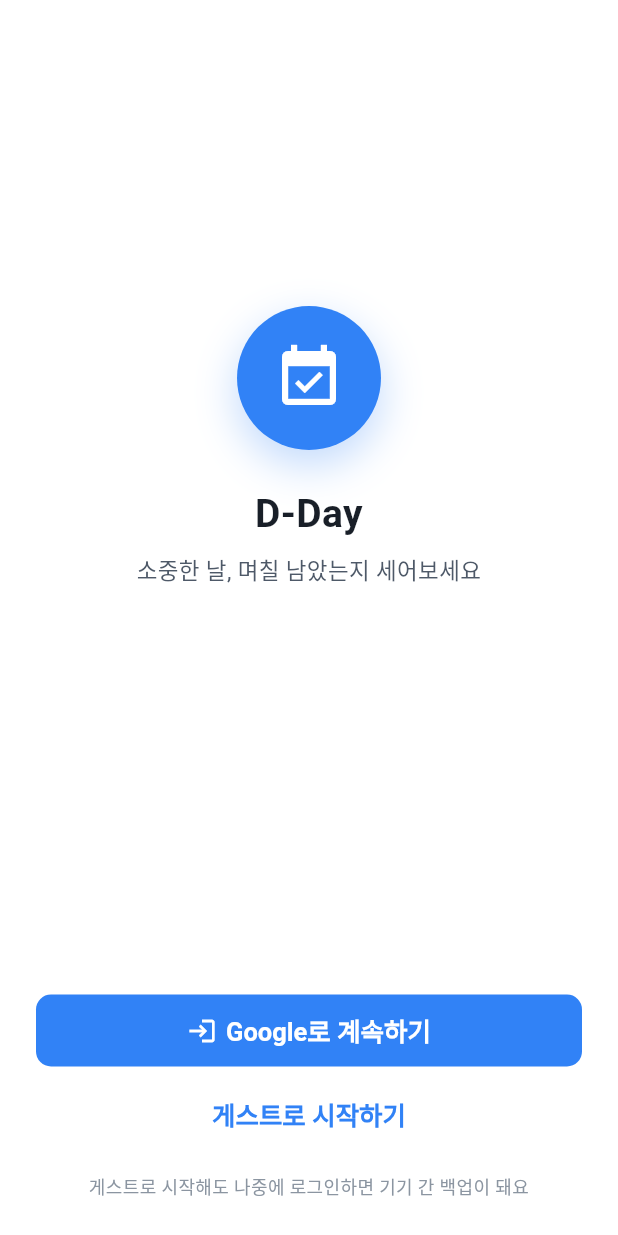
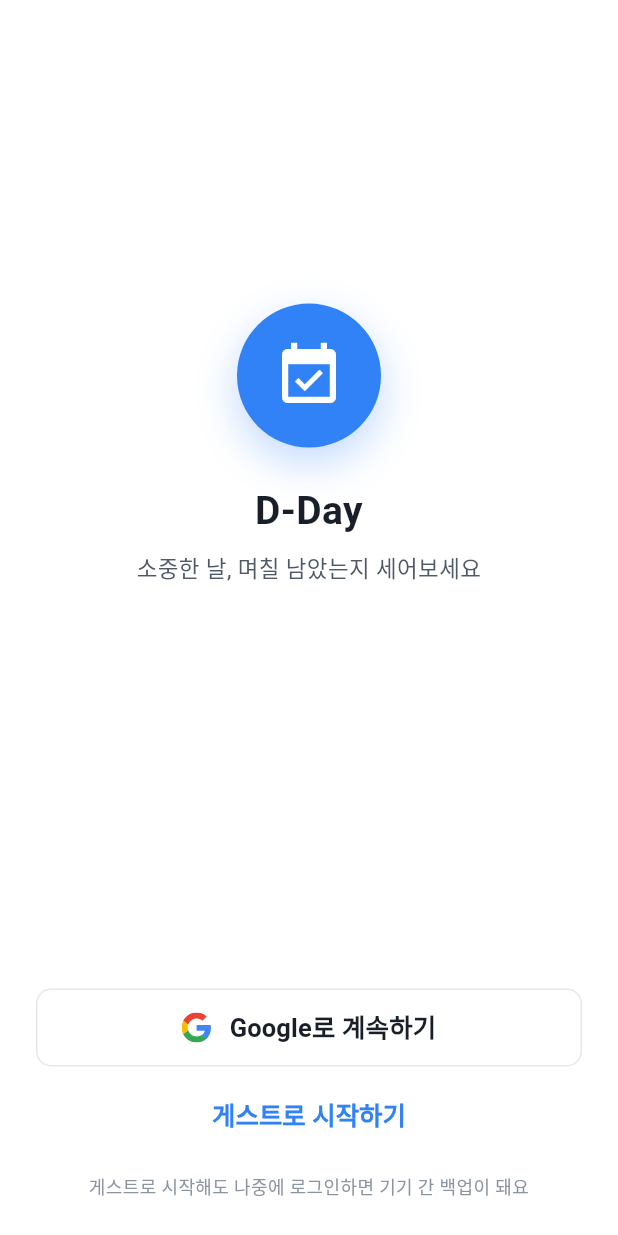
Before and after one commit to sungho8/Building-something-great, a Flutter app: the LoginView screen opened directly, on a phone screen of 412 x 824 dp. Run offline on Flutter 3.47's test engine with Material 3 defaults, Android fonts, the phone set to English and light mode, and no system bars; our stand-ins replace firebase_core, flutter_colorpicker, flutter_local_notifications, flutter_riverpod, flutter_svg, flutter_timezone and 4 more; missing offline and left inert: backend, home_widget; accounts and stored records are empty; Roboto replaces fonts that are missing (packages/design_system/Pretendard).

Commit message:
feat(design_system): GoogleSignInButton (공식 G 로고) + dday 로그인 적용
- google_sign_in_button.dart: 구글 브랜딩 가이드라인식 버튼
  (흰 배경 + 공식 4색 G 로고 + 문구), loading 상태 포함
- assets/brand/google_g.svg: 공식 G 로고 애셋 번들, flutter_svg로 렌더
- login_view: 임시 Icons.login → GoogleSignInButton으로 교체
- showcase 컴포넌트 탭에 전시

flutter_svg 2.3.0 추가. analyze clean, 테스트 26개 통과, APK 빌드 통과(SVG 번들 확인).
※ 스토어 제출 전 현재 구글 브랜딩 가이드라인 재확인 권장.

Co-Authored-By: Claude Opus 4.8 <noreply@anthropic.com>

```diff
--- a/apps/dday/lib/presentation/views/auth/login_view.dart
+++ b/apps/dday/lib/presentation/views/auth/login_view.dart
@@ -93,16 +93,8 @@ class _LoginViewState extends ConsumerState<LoginView> {
 
             const Spacer(flex: 3),
 
-            if (_loading)
-              const Padding(
-                padding: EdgeInsets.symmetric(vertical: AppSpacing.s12),
-                child: AppLoading(),
-              )
-            else ...[
-              AppButton(
-                label: 'Google로 계속하기',
-                leadingIcon: Icons.login,
-                expand: true,
+            GoogleSignInButton(
+              loading: _loading,
               onPressed: _google,
             ),
 
@@ -112,9 +104,8 @@ class _LoginViewState extends ConsumerState<LoginView> {
               label: '게스트로 시작하기',
               variant: AppButtonVariant.tertiary,
               expand: true,
-                onPressed: _guest,
+              onPressed: _loading ? null : _guest,
             ),
-            ],
 
             const SizedBox(height: AppSpacing.s16),
 
--- a/gallery/showcase/lib/views/components_view.dart
+++ b/gallery/showcase/lib/views/components_view.dart
@@ -81,6 +81,18 @@ class ComponentsView extends StatelessWidget {
         const SizedBox(height: AppSpacing.s16),
 
         AppButton(label: 'Expand 버튼', expand: true, onPressed: () {}),
+
+        const SizedBox(height: AppSpacing.s32),
+
+        const Text('GoogleSignInButton', style: AppTypography.heading1),
+
+        const SizedBox(height: AppSpacing.s12),
+
+        GoogleSignInButton(onPressed: () {}),
+
+        const SizedBox(height: AppSpacing.s8),
+
+        const GoogleSignInButton(loading: true),
 
         const SizedBox(height: AppSpacing.s32),
 
--- a/packages/design_system/lib/design_system.dart
+++ b/packages/design_system/lib/design_system.dart
@@ -26,6 +26,7 @@ export 'src/components/app_segmented_control.dart';
 export 'src/components/app_snack_bar.dart';
 export 'src/components/app_text_field.dart';
 export 'src/components/fade_slide_in.dart';
+export 'src/components/google_sign_in_button.dart';
 export 'src/theme/app_theme.dart';
 export 'src/theme/brand_config.dart';
 export 'src/tokens/colors.dart';
--- /dev/null
+++ b/packages/design_system/lib/src/components/google_sign_in_button.dart
@@ -0,0 +1,66 @@
+import 'package:flutter/material.dart';
+import 'package:flutter_svg/flutter_svg.dart';
+
+import '../tokens/colors.dart';
+import '../tokens/radius.dart';
+import '../tokens/spacing.dart';
+import '../tokens/typography.dart';
+
+/// Google 로그인 버튼 (구글 브랜딩 가이드라인 준수: 흰 배경 + 공식 G 로고).
+///
+/// 공식 "G" 로고 애셋은 design_system에 번들된다. 스토어 제출 전
+/// 현재 브랜딩 가이드라인과 로고를 한 번 확인할 것.
+class GoogleSignInButton extends StatelessWidget {
+  final String label;
+  final VoidCallback? onPressed;
+
+  /// 진행 중이면 스피너 표시 + 비활성.
+  final bool loading;
+
+  const GoogleSignInButton({
+    super.key,
+    this.label = 'Google로 계속하기',
+    this.onPressed,
+    this.loading = false,
+  });
+
+  @override
+  Widget build(BuildContext context) {
+    return SizedBox(
+      height: 52,
+      child: OutlinedButton(
+        onPressed: loading ? null : onPressed,
+        style: OutlinedButton.styleFrom(
+          backgroundColor: AppCommon.white,
+          foregroundColor: AppSemantic.textPrimary,
+          disabledBackgroundColor: AppCommon.white,
+          side: const BorderSide(color: AppSemantic.border),
+          shape: RoundedRectangleBorder(
+            borderRadius: BorderRadius.circular(AppRadius.md),
+          ),
+          padding: const EdgeInsets.symmetric(horizontal: AppSpacing.s16),
+        ),
+        child: loading
+            ? const SizedBox(
+                width: 20,
+                height: 20,
+                child: CircularProgressIndicator(
+                    strokeWidth: 2.4, color: AppSemantic.textTertiary),
+              )
+            : Row(
+                mainAxisSize: MainAxisSize.min,
+                children: [
+                  SvgPicture.asset(
+                    'assets/brand/google_g.svg',
+                    package: 'design_system',
+                    width: 20,
+                    height: 20,
+                  ),
+                  const SizedBox(width: AppSpacing.s12),
+                  Text(label, style: AppTypography.label1),
+                ],
+              ),
+      ),
+    );
+  }
+}
--- a/packages/design_system/pubspec.yaml
+++ b/packages/design_system/pubspec.yaml
@@ -12,6 +12,7 @@ dependencies:
   flutter:
     sdk: flutter
   flutter_colorpicker: ^1.1.0
+  flutter_svg: ^2.3.0
 
 dev_dependencies:
   flutter_test:
@@ -20,6 +21,8 @@ dev_dependencies:
 
 flutter:
   uses-material-design: true
+  assets:
+    - assets/brand/
   fonts:
     - family: Pretendard
       fonts:
```
Also changed, not shown: packages/design_system/assets/brand/google_g.svg (added). Lines whose indentation alone changed are shown as unchanged.
